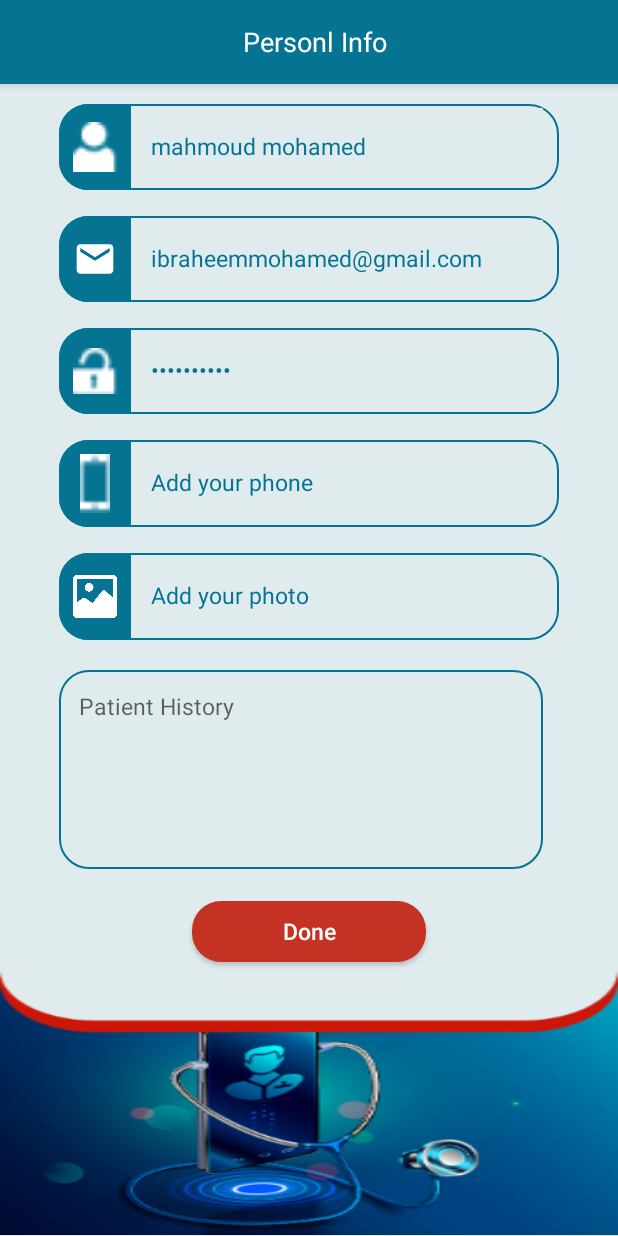
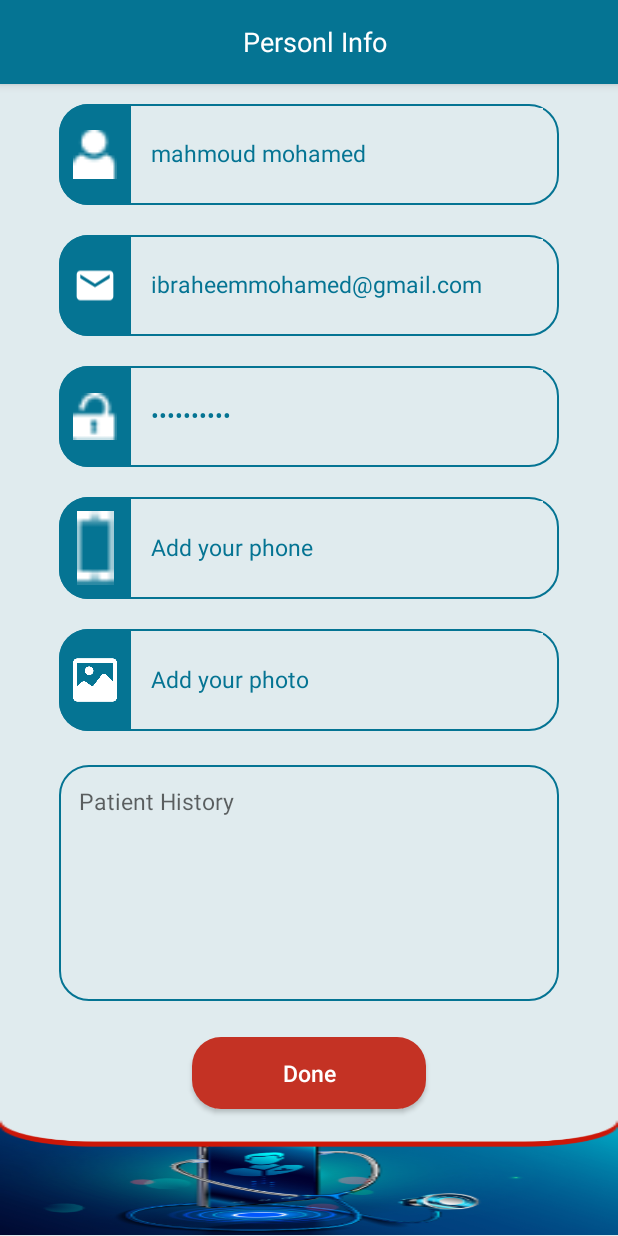
Before and after one commit to BeSolutionsMobile/KonsilAndroid, an Android app: the personal_info screen opened directly, with no data from a screen before it, on a phone screen of 412 x 824 dp. Run offline under Robolectric (Android 15) with nearby library versions, the light colour scheme and no system bars; our stand-ins replace sdp/ssp sizes.

Commit message:
new commit

```diff
--- a/app/src/main/res/layout/login.xml
+++ b/app/src/main/res/layout/login.xml
@@ -96,6 +96,7 @@
                 android:layout_height="@dimen/_25sdp"
                 android:hint="@string/e_mail_address"
                 android:textSize="@dimen/_11ssp"
+                android:inputType="textEmailAddress"
                 android:drawableLeft="@drawable/ic_email_black_24dp"
                 android:paddingLeft="@dimen/_10sdp"
                 android:gravity="center"
--- a/app/src/main/res/layout/personal_info.xml
+++ b/app/src/main/res/layout/personal_info.xml
@@ -23,7 +23,7 @@
                      android:paddingTop="@dimen/_10sdp"
                      android:weightSum="5"
                      android:orientation="vertical"
-                     android:layout_weight=".77">
+                     android:layout_weight=".9">
                   <LinearLayout
                       android:layout_width="match_parent"
                       android:layout_height="0dp"
@@ -234,7 +234,6 @@
                              android:paddingLeft="@dimen/_10sdp"
                              android:layout_marginTop="@dimen/_2sdp"
                              android:layout_marginBottom="@dimen/_3sdp"
-                             android:layout_marginRight="@dimen/_8sdp"
                              android:textColor="@color/color2"
                              android:textSize="@dimen/_12ssp"
                              />
@@ -258,7 +257,7 @@
                  <ImageView
                      android:layout_width="match_parent"
                      android:layout_height="0dp"
-                     android:layout_weight=".23"
+                     android:layout_weight=".1"
                      android:src="@drawable/personal_info"
                      android:scaleType="fitXY"
                      />
--- a/app/src/main/res/layout/sign_up.xml
+++ b/app/src/main/res/layout/sign_up.xml
@@ -38,6 +38,7 @@
                 android:layout_marginLeft="@dimen/_40sdp"
                 android:layout_width="match_parent"
                 android:layout_height="@dimen/_25sdp"
+                android:inputType="number"
                         android:hint="@string/phone"
                 android:textColorHint="@color/color2"
                 android:layout_marginTop="@dimen/_8sdp"
@@ -51,6 +52,7 @@
                 android:layout_width="match_parent"
                 android:layout_height="@dimen/_25sdp"
                 android:hint="@string/e_mail_address"
+                android:inputType="textEmailAddress"
                 android:textColorHint="@color/color2"
                 android:layout_marginTop="@dimen/_8sdp"
                 android:textSize="@dimen/_10ssp"
@@ -63,6 +65,7 @@
                 android:layout_width="match_parent"
                 android:layout_height="@dimen/_25sdp"
                 android:hint="@string/password"
+                android:inputType="textPassword"
                 android:textColorHint="@color/color2"
                 android:layout_marginTop="@dimen/_8sdp"
                 android:textSize="@dimen/_10ssp"
```
Also changed, not shown: app/src/main/java/com/besolutions/konsil/scenarios/scenarios_faq/controller/faq.java (+10 -21 lines), 1 other file.
